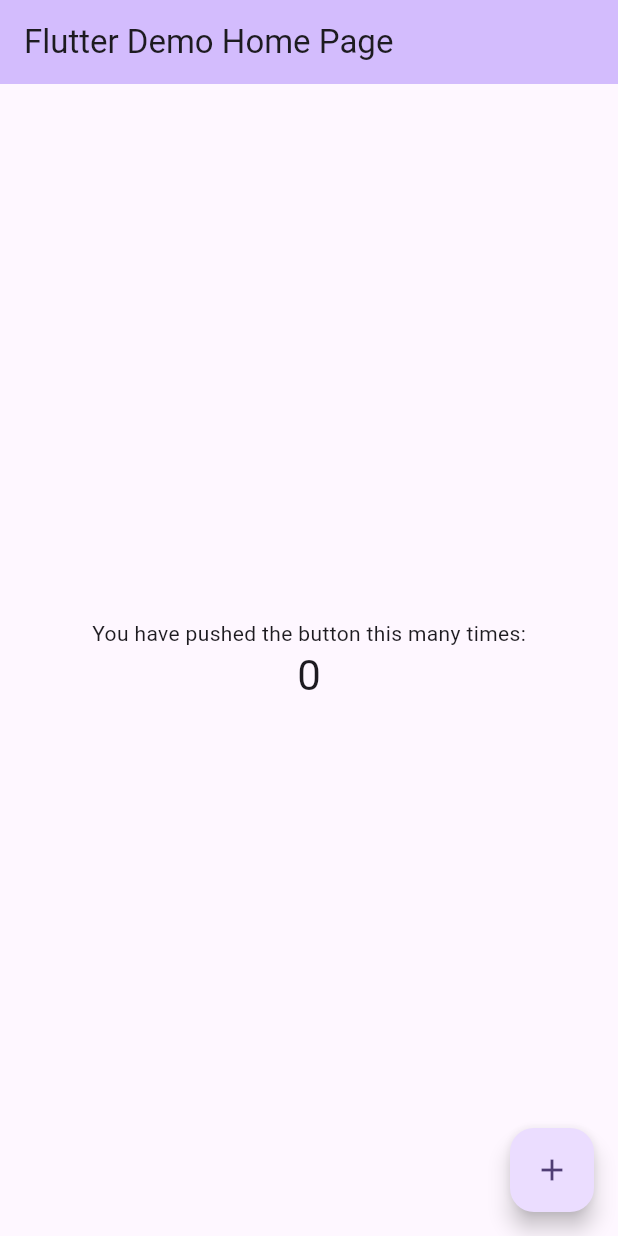
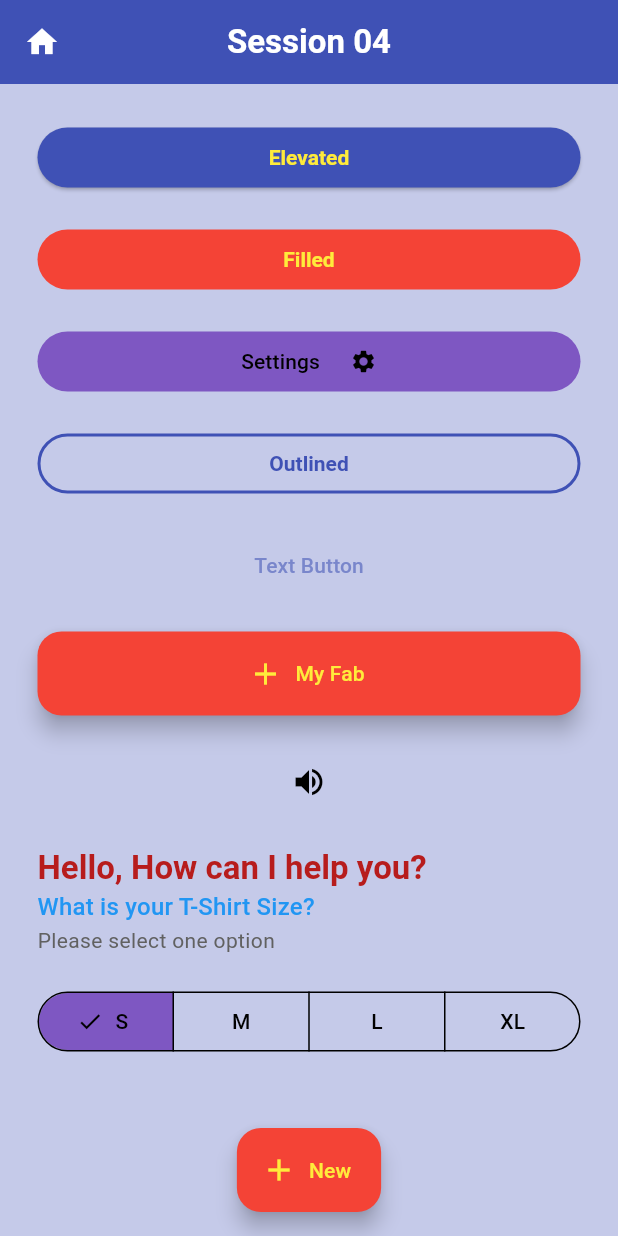
Before and after one commit to Joseph-Gayed/DepiFlutterSessions24, a Flutter app: the screen it shows after launch, on a phone screen of 412 x 824 dp. Run offline on Flutter 3.47's test engine with Material 3 defaults, Android fonts, the phone set to English and light mode, and no system bars.

Commit message:
session_04: GestureDetector, Buttons, Themes

```diff
--- /dev/null
+++ b/lib/buttons.dart
@@ -0,0 +1,122 @@
+import 'package:flutter/material.dart';
+
+Widget buttonsDemo(BuildContext context) {
+  return Padding(
+    padding: const EdgeInsets.all(25.0),
+    child: ListView(
+      children: <Widget>[
+        const ElevatedButton(
+          onPressed: onPressed,
+          child: Text('Elevated'),
+        ),
+        SizedBox(
+          height: 20,
+        ),
+        FilledButton(
+            onPressed: onPressed,
+            style: getAppButtonsStyle(),
+            child: const Text(
+              'Filled',
+            )),
+        SizedBox(
+          height: 20,
+        ),
+        const FilledButton.tonal(
+            onPressed: onPressed,
+            child: Row(
+              mainAxisAlignment: MainAxisAlignment.center,
+              children: [
+                Text("Settings"),
+                SizedBox(
+                  width: 20,
+                ),
+                Icon(Icons.settings)
+              ],
+            )),
+        SizedBox(
+          height: 20,
+        ),
+        const OutlinedButton(onPressed: onPressed, child: Text('Outlined')),
+        SizedBox(
+          height: 20,
+        ),
+        const TextButton(onPressed: onPressed, child: Text('Text Button')),
+        SizedBox(
+          height: 20,
+        ),
+        const FloatingActionButton.extended(
+          onPressed: onPressed,
+          icon: Icon(Icons.add),
+          label: Text("My Fab"),
+        ),
+        SizedBox(
+          height: 20,
+        ),
+        const IconButton(
+          icon: Icon(Icons.volume_up),
+          tooltip: 'on Long press on volume',
+          onPressed: onPressed,
+        ),
+        SizedBox(
+          height: 20,
+        ),
+        Text(
+          "Hello, How can I help you?",
+          style: Theme.of(context).textTheme.titleLarge,
+        ),
+        Text(
+          "What is your T-Shirt Size?",
+          style: Theme.of(context).textTheme.titleMedium,
+        ),
+        const Text("Please select one option"),
+        SizedBox(
+          height: 20,
+        ),
+        segmentedButtonDemo(),
+
+        const SizedBox(height: 45),
+      ],
+    ),
+  );
+}
+
+
+
+enum TShirtSize { small, medium, large, xlarge }
+
+Widget segmentedButtonDemo() {
+  Set<TShirtSize> selectedOptions = {TShirtSize.small};
+
+  return SegmentedButton<TShirtSize>(
+    segments: const [
+      ButtonSegment<TShirtSize>(
+          value: TShirtSize.small,
+          label: Text('S'),
+          icon: Icon(Icons.settings_accessibility)),
+      ButtonSegment<TShirtSize>(value: TShirtSize.medium, label: Text('M')),
+      ButtonSegment<TShirtSize>(value: TShirtSize.large, label: Text('L')),
+      ButtonSegment<TShirtSize>(value: TShirtSize.xlarge, label: Text('XL')),
+    ],
+    multiSelectionEnabled: true,
+    selected: selectedOptions,
+    onSelectionChanged: (Set<TShirtSize> newSelection) {
+      print(newSelection);
+      print("old selection = ${newSelection.first.name}");
+      print("new selection = ${newSelection.last.name}");
+    },
+  );
+}
+
+ButtonStyle getAppButtonsStyle() {
+  return ElevatedButton.styleFrom(
+    backgroundColor: Colors.red,
+    foregroundColor: Colors.yellow, // This sets the text color
+    textStyle: const TextStyle(
+      fontWeight: FontWeight.bold,
+    ),
+  );
+}
+
+void onPressed() {
+  print("on Button Pressed");
+}
--- a/lib/main.dart
+++ b/lib/main.dart
@@ -1,4 +1,8 @@
 import 'package:flutter/material.dart';
+import 'package:flutter_sessoin_04/session_04.dart';
+import 'package:flutter_sessoin_04/theme/light_theme.dart';
+
+import 'theme/dark_theme.dart';
 
 void main() {
   runApp(const MyApp());
@@ -12,114 +16,28 @@
   Widget build(BuildContext context) {
     return MaterialApp(
       title: 'Flutter Demo',
+      debugShowCheckedModeBanner: false,
+      home: const Session04(),
+
       theme: ThemeData(
-        // This is the theme of your application.
-        //
-        // TRY THIS: Try running your application with "flutter run". You'll see
-        // the application has a purple toolbar. Then, without quitting the app,
-        // try changing the seedColor in the colorScheme below to Colors.green
-        // and then invoke "hot reload" (save your changes or press the "hot
-        // reload" button in a Flutter-supported IDE, or press "r" if you used
-        // the command line to start the app).
-        //
-        // Notice that the counter didn't reset back to zero; the application
-        // state is not lost during the reload. To reset the state, use hot
-        // restart instead.
-        //
-        // This works for code too, not just values: Most code changes can be
-        // tested with just a hot reload.
-        colorScheme: ColorScheme.fromSeed(seedColor: Colors.deepPurple),
-        useMaterial3: true,
+        colorScheme: lightColorScheme,
+        appBarTheme: appBarTheme,
+        floatingActionButtonTheme: fabTheme,
+        elevatedButtonTheme: elevatedButtonTheme,
+        outlinedButtonTheme: outlinedButtonTheme,
+        textTheme: textTheme,
+        scaffoldBackgroundColor: Colors.indigo[100],
       ),
-      home: const MyHomePage(title: 'Flutter Demo Home Page'),
+      //
+      darkTheme: ThemeData(
+        colorScheme: darkColorScheme,
+        appBarTheme: appBarThemeDark,
+        floatingActionButtonTheme: fabThemeDark,
+        elevatedButtonTheme: elevatedButtonThemeDark,
+        outlinedButtonTheme: outlinedButtonThemeDark,
+        textTheme: textThemeDark,
+        scaffoldBackgroundColor: Colors.grey[900]!,
+      ),
     );
   }
 }
-
-class MyHomePage extends StatefulWidget {
-  const MyHomePage({super.key, required this.title});
-
-  // This widget is the home page of your application. It is stateful, meaning
-  // that it has a State object (defined below) that contains fields that affect
-  // how it looks.
-
-  // This class is the configuration for the state. It holds the values (in this
-  // case the title) provided by the parent (in this case the App widget) and
-  // used by the build method of the State. Fields in a Widget subclass are
-  // always marked "final".
-
-  final String title;
-
-  @override
-  State<MyHomePage> createState() => _MyHomePageState();
-}
-
-class _MyHomePageState extends State<MyHomePage> {
-  int _counter = 0;
-
-  void _incrementCounter() {
-    setState(() {
-      // This call to setState tells the Flutter framework that something has
-      // changed in this State, which causes it to rerun the build method below
-      // so that the display can reflect the updated values. If we changed
-      // _counter without calling setState(), then the build method would not be
-      // called again, and so nothing would appear to happen.
-      _counter++;
-    });
-  }
-
-  @override
-  Widget build(BuildContext context) {
-    // This method is rerun every time setState is called, for instance as done
-    // by the _incrementCounter method above.
-    //
-    // The Flutter framework has been optimized to make rerunning build methods
-    // fast, so that you can just rebuild anything that needs updating rather
-    // than having to individually change instances of widgets.
-    return Scaffold(
-      appBar: AppBar(
-        // TRY THIS: Try changing the color here to a specific color (to
-        // Colors.amber, perhaps?) and trigger a hot reload to see the AppBar
-        // change color while the other colors stay the same.
-        backgroundColor: Theme.of(context).colorScheme.inversePrimary,
-        // Here we take the value from the MyHomePage object that was created by
-        // the App.build method, and use it to set our appbar title.
-        title: Text(widget.title),
-      ),
-      body: Center(
-        // Center is a layout widget. It takes a single child and positions it
-        // in the middle of the parent.
-        child: Column(
-          // Column is also a layout widget. It takes a list of children and
-          // arranges them vertically. By default, it sizes itself to fit its
-          // children horizontally, and tries to be as tall as its parent.
-          //
-          // Column has various properties to control how it sizes itself and
-          // how it positions its children. Here we use mainAxisAlignment to
-          // center the children vertically; the main axis here is the vertical
-          // axis because Columns are vertical (the cross axis would be
-          // horizontal).
-          //
-          // TRY THIS: Invoke "debug painting" (choose the "Toggle Debug Paint"
-          // action in the IDE, or press "p" in the console), to see the
-          // wireframe for each widget.
-          mainAxisAlignment: MainAxisAlignment.center,
-          children: <Widget>[
-            const Text(
-              'You have pushed the button this many times:',
-            ),
-            Text(
-              '$_counter',
-              style: Theme.of(context).textTheme.headlineMedium,
-            ),
-          ],
-        ),
-      ),
-      floatingActionButton: FloatingActionButton(
-        onPressed: _incrementCounter,
-        tooltip: 'Increment',
-        child: const Icon(Icons.add),
-      ), // This trailing comma makes auto-formatting nicer for build methods.
-    );
-  }
-}
--- /dev/null
+++ b/lib/session_04.dart
@@ -0,0 +1,40 @@
+import 'package:flutter/material.dart';
+
+import 'buttons.dart';
+import 'gesture_detector.dart';
+
+class Session04 extends StatelessWidget {
+  const Session04({super.key});
+
+  @override
+  Widget build(BuildContext context) {
+    return Scaffold(
+      appBar: AppBar(
+          leading: const Icon(
+            Icons.home,
+          ),
+          title: const Text(
+            "Session 04",
+          )),
+      body: screenContent(context),
+
+      floatingActionButtonLocation: FloatingActionButtonLocation.centerFloat,
+      floatingActionButton: FloatingActionButton.extended(
+        onPressed: onFabClicked,
+        icon: const Icon(Icons.add),
+        label: const Text("New"),
+      ),
+    );
+  }
+
+  Widget screenContent(BuildContext context) {
+    return Container(
+      // child: gestureDetectorDemo(),
+      child: buttonsDemo(context),
+    );
+  }
+
+  void onFabClicked() {
+    print("Fab Clicked");
+  }
+}
--- /dev/null
+++ b/lib/theme/dark_theme.dart
@@ -0,0 +1,46 @@
+import 'package:flutter/material.dart';
+
+ColorScheme darkColorScheme = ColorScheme.dark(
+    primary: Colors.orange[300]!,
+    secondary: Colors.blue[900]!);
+
+AppBarTheme appBarThemeDark = const AppBarTheme(
+  backgroundColor: Colors.orange,
+  centerTitle: true,
+  foregroundColor: Colors.black,
+);
+
+FloatingActionButtonThemeData fabThemeDark = FloatingActionButtonThemeData(
+  backgroundColor: Colors.orange,
+  foregroundColor: Colors.grey[900],
+);
+
+
+ElevatedButtonThemeData elevatedButtonThemeDark = ElevatedButtonThemeData(
+    style: ElevatedButton.styleFrom(
+  backgroundColor: Colors.orange,
+  foregroundColor: Colors.grey[900], // This sets the text color
+  textStyle: const TextStyle(
+    fontWeight: FontWeight.bold,
+  ),
+));
+
+OutlinedButtonThemeData outlinedButtonThemeDark = OutlinedButtonThemeData(
+    style: OutlinedButton.styleFrom(
+  side: const BorderSide(
+    color: Colors.orange, // Change this to your desired color
+    width: 2.0, // Change this to your desired border width
+  ),
+  foregroundColor: Colors.orange, // This sets the text color
+  textStyle: const TextStyle(
+    fontWeight: FontWeight.bold,
+  ),
+));
+
+TextTheme textThemeDark = TextTheme(
+  titleLarge:
+      const TextStyle(color: Colors.orange, fontWeight: FontWeight.bold),
+  titleMedium: const TextStyle(color: Colors.green),
+  labelLarge: TextStyle(color: Colors.yellow[300]),
+  bodyMedium: const TextStyle(color: Colors.white),
+);
--- /dev/null
+++ b/lib/theme/light_theme.dart
@@ -0,0 +1,45 @@
+import 'package:flutter/material.dart';
+
+ColorScheme lightColorScheme = ColorScheme.light(
+    primary: Colors.indigo[300]!,
+    secondary: Colors.deepPurple[400]!);
+
+AppBarTheme appBarTheme = const AppBarTheme(
+  backgroundColor: Colors.indigo,
+  centerTitle: true,
+  foregroundColor: Colors.white,
+);
+
+FloatingActionButtonThemeData fabTheme = const FloatingActionButtonThemeData(
+  backgroundColor: Colors.red,
+  foregroundColor: Colors.yellow,
+);
+
+ElevatedButtonThemeData elevatedButtonTheme = ElevatedButtonThemeData(
+    style: ElevatedButton.styleFrom(
+      backgroundColor: Colors.indigo,
+      foregroundColor: Colors.yellow, // This sets the text color
+      textStyle: const TextStyle(
+        fontWeight: FontWeight.bold,
+      ),
+    ));
+
+OutlinedButtonThemeData outlinedButtonTheme = OutlinedButtonThemeData(
+    style: OutlinedButton.styleFrom(
+      side: const BorderSide(
+        color: Colors.indigo, // Change this to your desired color
+        width: 2.0, // Change this to your desired border width
+      ),
+      foregroundColor: Colors.indigo, // This sets the text color
+      textStyle: const TextStyle(
+        fontWeight: FontWeight.bold,
+      ),
+    ));
+
+
+TextTheme textTheme = TextTheme(
+  titleLarge: TextStyle(color: Colors.red[900], fontWeight: FontWeight.bold),
+  titleMedium: const TextStyle(color: Colors.blue),
+  labelLarge: TextStyle(color: Colors.indigo[800]),
+  bodyMedium: TextStyle(color: Colors.grey[700]),
+);
```
Also changed, not shown: lib/gesture_detector.dart (added, +172 -0 lines), 1 other file.
